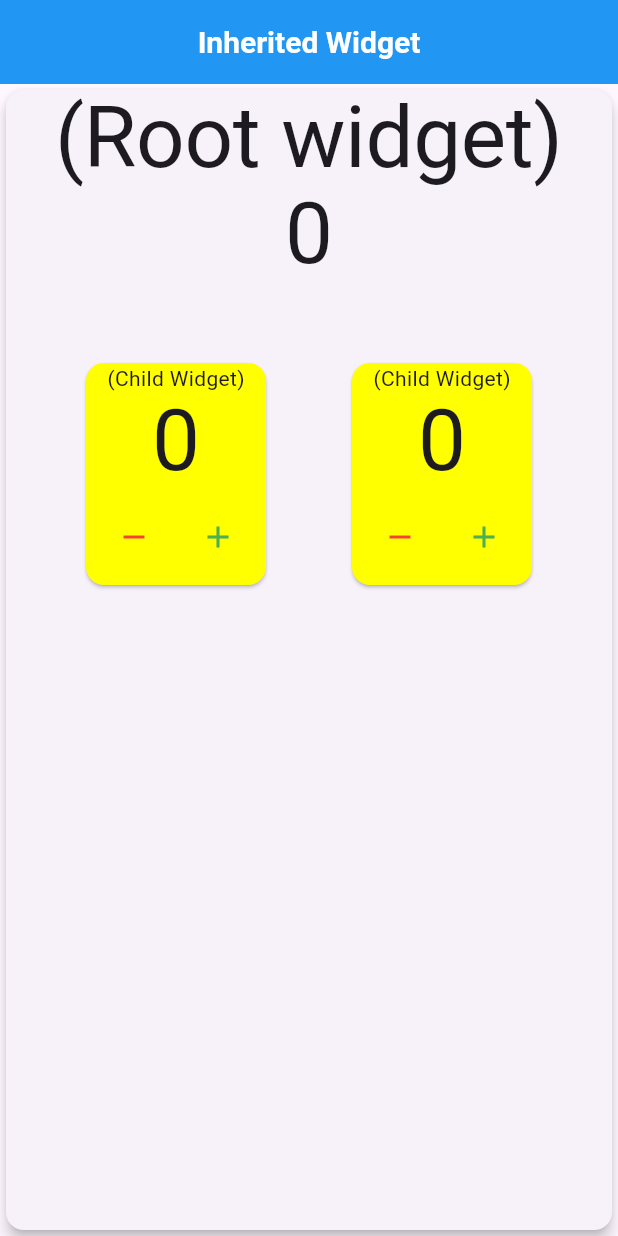
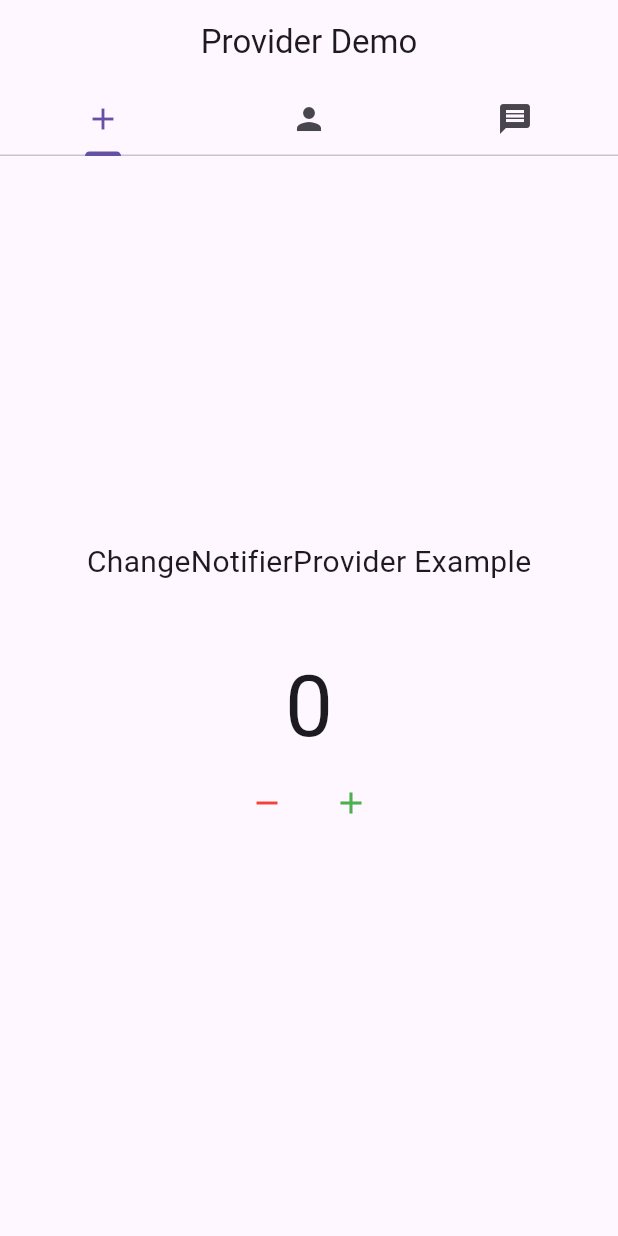
Before and after one commit to clonediff/FlutterTests, a Flutter app: the screen it shows after launch, on a phone screen of 412 x 824 dp. Run offline on Flutter 3.47's test engine with Material 3 defaults, Android fonts, the phone set to English and light mode, and no system bars.

Commit message:
[add] Providers example

```diff
--- a/lib/main.dart
+++ b/lib/main.dart
@@ -1,6 +1,8 @@
+import 'dart:convert';
+
 import 'package:flutter/material.dart';
-import 'package:scoped_model/scoped_model.dart';
-import 'package:test_project/default_appbar.dart';
+import 'package:flutter/services.dart';
+import 'package:provider/provider.dart';
 
 void main() {
   runApp(const MyFirstApp());
@@ -11,52 +13,83 @@ class MyFirstApp extends StatelessWidget {
 
   @override
   Widget build(BuildContext context) {
-    return const MaterialApp(home: HomePage());
-  }
-}
-
-class HomePage extends StatefulWidget {
-  const HomePage({super.key});
-
-  @override
-  State<HomePage> createState() => _HomePageState();
-}
-
-class _HomePageState extends State<HomePage> {
-  @override
-  Widget build(BuildContext context) {
-    return Scaffold(
-      appBar: DefaultAppBar(
-        title: const Text('Inherited Widget'),
-      ),
-      body: ScopedModel<MyModelState>(
-        model: MyModelState(),
-        child: const AppRootWidget(),
+    return MaterialApp(
+      title: 'Inherited demo',
+      theme: ThemeData(primarySwatch: Colors.blue),
+      home: MultiProvider(
+        providers: [
+          ChangeNotifierProvider<CountProvider>.value(value: CountProvider()),
+          FutureProvider(
+            create: (context) => UserProvider().loadUserData(),
+            initialData: null,
+          ),
+          StreamProvider(
+            create: (context) => EventProvider().intStream(),
+            initialData: 0,
+          ),
+        ],
+        child: DefaultTabController(
+          length: 3,
+          child: DefaultTabController(
+            length: 3,
+            child: Scaffold(
+              appBar: AppBar(
+                title: const Text('Provider Demo'),
+                centerTitle: true,
+                bottom: const TabBar(
+                  tabs: [
+                    Tab(icon: Icon(Icons.add)),
+                    Tab(icon: Icon(Icons.person)),
+                    Tab(icon: Icon(Icons.message))
+                  ],
+                ),
+              ),
+              body: const TabBarView(
+                children: [
+                  MyCountPage(),
+                  MyUserPage(),
+                  MyEventPage(),
+                ],
+              ),
+            ),
+          ),
+        ),
       ),
     );
   }
 }
 
-class AppRootWidget extends StatelessWidget {
-  const AppRootWidget({super.key});
+class MyCountPage extends StatelessWidget {
+  const MyCountPage({super.key});
 
   @override
   Widget build(BuildContext context) {
-    return ScopedModelDescendant<MyModelState>(
-      builder: (context, child, model) => Card(
-        elevation: 4,
+    CountProvider state = Provider.of<CountProvider>(context);
+    return Scaffold(
+      body: Center(
         child: Column(
+          mainAxisAlignment: MainAxisAlignment.center,
           children: [
-            Text('(Root widget)',
+            const Text('ChangeNotifierProvider Example',
+                style: TextStyle(fontSize: 20)),
+            const SizedBox(height: 50),
+            Text('${state.counterValue}',
                 style: Theme.of(context).textTheme.displayLarge),
-            Text('${model.counterValue}',
-                style: Theme.of(context).textTheme.displayLarge),
-            const SizedBox(height: 50),
-            const Row(
-              mainAxisAlignment: MainAxisAlignment.spaceEvenly,
+            ButtonBar(
+              alignment: MainAxisAlignment.center,
               children: [
-                Counter(),
-                Counter(),
+                IconButton(
+                  onPressed: () => state._decrementCount(),
+                  color: Colors.red,
+                  icon: const Icon(Icons.remove),
+                ),
+                Consumer<CountProvider>(
+                  builder: (context, value, child) => IconButton(
+                    onPressed: () => value._incrementCount(),
+                    color: Colors.green,
+                    icon: const Icon(Icons.add),
+                  ),
+                ),
               ],
             ),
           ],
@@ -66,54 +99,126 @@ class AppRootWidget extends StatelessWidget {
   }
 }
 
-class Counter extends StatelessWidget {
-  const Counter({super.key});
+class MyUserPage extends StatelessWidget {
+  const MyUserPage({super.key});
 
   @override
   Widget build(BuildContext context) {
-    return ScopedModelDescendant<MyModelState>(
-      rebuildOnChange: true,
-      builder: (context, child, model) => Card(
-        margin: const EdgeInsets.all(4).copyWith(bottom: 32),
-        color: Colors.yellowAccent,
-        child: Column(
-          children: [
-            const Text('(Child Widget)'),
-            Text('${model.counterValue}',
-                style: Theme.of(context).textTheme.displayLarge),
-            ButtonBar(
-              children: [
-                IconButton(
-                  onPressed: () => model._decrementCounter(),
-                  icon: const Icon(Icons.remove),
-                  color: Colors.red,
-                ),
-                IconButton(
-                  onPressed: () => model._incrementCounter(),
-                  icon: const Icon(Icons.add),
-                  color: Colors.green,
-                ),
-              ],
-            )
-          ],
+    return Column(
+      children: [
+        const Padding(
+          padding: EdgeInsets.all(10),
+          child: Text('FutureProvider Example, users loaded from a File'),
         ),
+        Consumer<List<User>?>(
+          builder: (context, users, child) => Expanded(
+            child: users == null
+                ? const Center(
+                    child: CircularProgressIndicator(),
+                  )
+                : ListView.builder(
+                    itemCount: users.length,
+                    itemBuilder: (context, index) => Container(
+                      height: 50,
+                      color: Colors.grey[(index * 200) % 400],
+                      child: Center(
+                        child: Text(
+                            '${users[index].firstName} ${users[index].lastName} | ${users[index].website}'),
+                      ),
+                    ),
+                  ),
+          ),
+          child: null,
+        ),
+      ],
+    );
+  }
+}
+
+class MyEventPage extends StatelessWidget {
+  const MyEventPage({super.key});
+
+  @override
+  Widget build(BuildContext context) {
+    var value = Provider.of<int>(context);
+    return Center(
+      child: Column(
+        mainAxisAlignment: MainAxisAlignment.center,
+        children: [
+          const Text('StreamProvider Example',
+              style: TextStyle(fontSize: 20)),
+          const SizedBox(height: 50),
+          Text('$value', style: Theme.of(context).textTheme.displayLarge),
+        ],
       ),
     );
   }
 }
 
-class MyModelState extends Model {
-  int _counter = 0;
+class CountProvider extends ChangeNotifier {
+  int _count = 0;
 
-  int get counterValue => _counter;
+  int get counterValue => _count;
 
-  void _incrementCounter() {
-    _counter++;
+  void _incrementCount() {
+    _count++;
     notifyListeners();
   }
 
-  void _decrementCounter() {
-    _counter--;
+  void _decrementCount() {
+    _count--;
     notifyListeners();
   }
 }
+
+class UserProvider {
+  final String _dataPath = 'assets/users.json';
+  late List<User> users;
+
+  Future<String> loadAsset() async {
+    return await Future.delayed(const Duration(seconds: 10), () async {
+      return await rootBundle.loadString(_dataPath);
+    });
+  }
+
+  Future<List<User>?> loadUserData() async {
+    var dataString = await loadAsset();
+    Map<String, dynamic> jsonUserData = jsonDecode(dataString);
+    users = UserList.fromJson(jsonUserData['users']).users;
+    print('done loading users! ${jsonUserData['users']}');
+    return users;
+  }
+}
+
+class EventProvider {
+  Stream<int> intStream() {
+    Duration interval = const Duration(seconds: 2);
+    return Stream.periodic(interval, (int count) => count);
+  }
+}
+
+class User {
+  final String firstName, lastName, website;
+
+  const User({
+    required this.firstName,
+    required this.lastName,
+    required this.website,
+  });
+
+  User.fromJson(Map<String, dynamic> json)
+      : this(
+          firstName: json['first_name'],
+          lastName: json['last_name'],
+          website: json['website'],
+        );
+}
+
+class UserList {
+  final List<User> users;
+
+  UserList({required this.users});
+
+  UserList.fromJson(List<dynamic> usersJson)
+      : this(users: usersJson.map((user) => User.fromJson(user)).toList());
+}
--- a/pubspec.yaml
+++ b/pubspec.yaml
@@ -41,6 +41,7 @@ dependencies:
   flutter_bloc: ^8.1.5
   connectivity_plus: ^6.0.2
   scoped_model: ^2.0.0
+  provider: ^6.1.2
 
 dev_dependencies:
   flutter_test:
@@ -68,6 +69,7 @@ flutter:
   assets:
    - assets/icons/icon.png
    - assets/images/bg.jpg
+   - assets/users.json
 
   # An image asset can refer to one or more resolution-specific "variants", see
   # https://flutter.dev/assets-and-images/#resolution-aware
```
Also changed, not shown: assets/users.json (added, +104 -0 lines), pubspec.lock.
